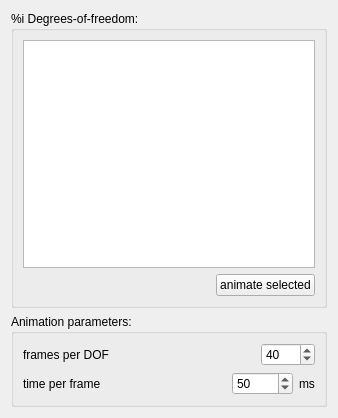
Above: degreesOfFreedomAnimation.ui from hamish2014/FreeCAD_assembly2 before the change. Below: the same form after it.
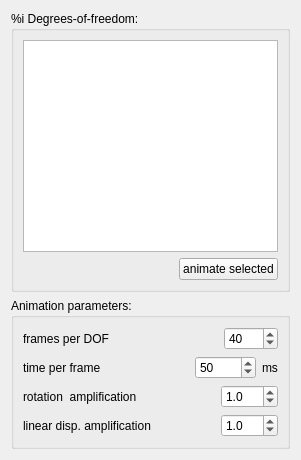
That is the form after the change.

Commit message: amplification factors added to animate degrees-of-freedom dialog

The edit to the form file:
```diff
--- a/degreesOfFreedomAnimation.ui
+++ b/degreesOfFreedomAnimation.ui
@@ -6,8 +6,8 @@
    <rect>
     <x>0</x>
     <y>0</y>
-    <width>338</width>
-    <height>418</height>
+    <width>301</width>
+    <height>460</height>
    </rect>
   </property>
   <property name="windowTitle">
@@ -153,6 +153,80 @@
         </item>
        </layout>
       </item>
+      <item>
+       <layout class="QHBoxLayout" name="horizontalLayout_2">
+        <item>
+         <widget class="QLabel" name="label_2">
+          <property name="text">
+           <string>rotation  amplification</string>
+          </property>
+         </widget>
+        </item>
+        <item>
+         <spacer name="horizontalSpacer_2">
+          <property name="orientation">
+           <enum>Qt::Horizontal</enum>
+          </property>
+          <property name="sizeHint" stdset="0">
+           <size>
+            <width>40</width>
+            <height>20</height>
+           </size>
+          </property>
+         </spacer>
+        </item>
+        <item>
+         <widget class="QDoubleSpinBox" name="doubleSpinBox_rotMag">
+          <property name="decimals">
+           <number>1</number>
+          </property>
+          <property name="minimum">
+           <double>0.100000000000000</double>
+          </property>
+          <property name="value">
+           <double>1.000000000000000</double>
+          </property>
+         </widget>
+        </item>
+       </layout>
+      </item>
+      <item>
+       <layout class="QHBoxLayout" name="horizontalLayout_3">
+        <item>
+         <widget class="QLabel" name="label_3">
+          <property name="text">
+           <string>linear disp. amplification</string>
+          </property>
+         </widget>
+        </item>
+        <item>
+         <spacer name="horizontalSpacer_3">
+          <property name="orientation">
+           <enum>Qt::Horizontal</enum>
+          </property>
+          <property name="sizeHint" stdset="0">
+           <size>
+            <width>40</width>
+            <height>20</height>
+           </size>
+          </property>
+         </spacer>
+        </item>
+        <item>
+         <widget class="QDoubleSpinBox" name="doubleSpinBox_linMag">
+          <property name="decimals">
+           <number>1</number>
+          </property>
+          <property name="minimum">
+           <double>0.100000000000000</double>
+          </property>
+          <property name="value">
+           <double>1.000000000000000</double>
+          </property>
+         </widget>
+        </item>
+       </layout>
+      </item>
      </layout>
     </widget>
    </item>
```
The commit also changes 1 other file.
